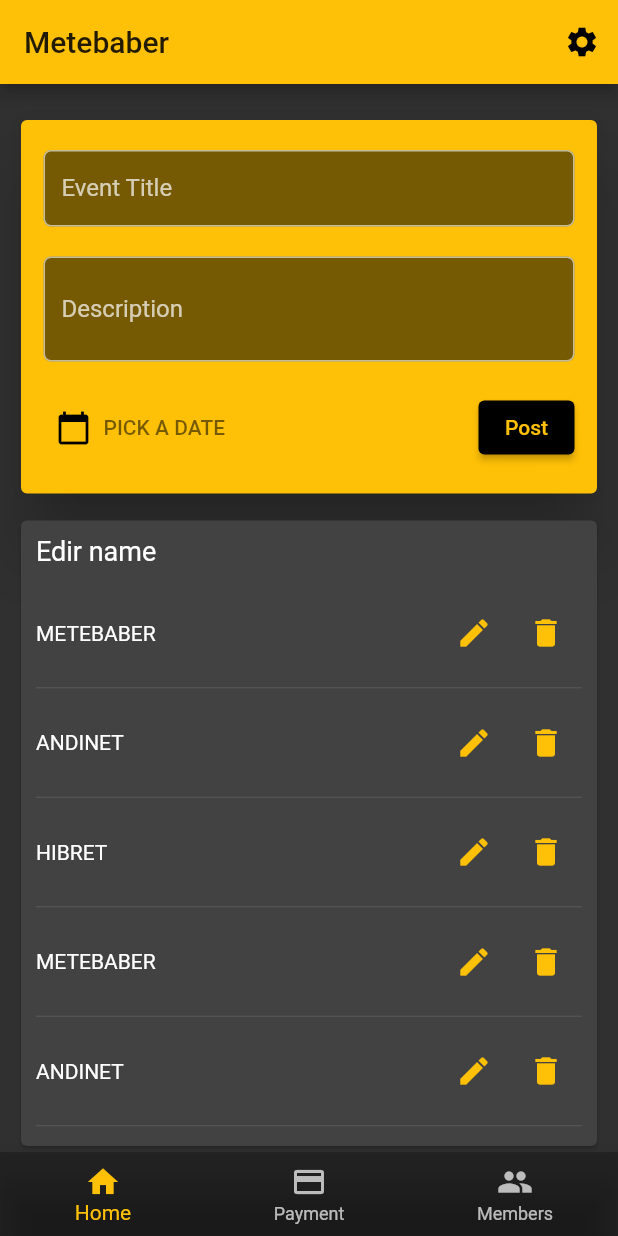
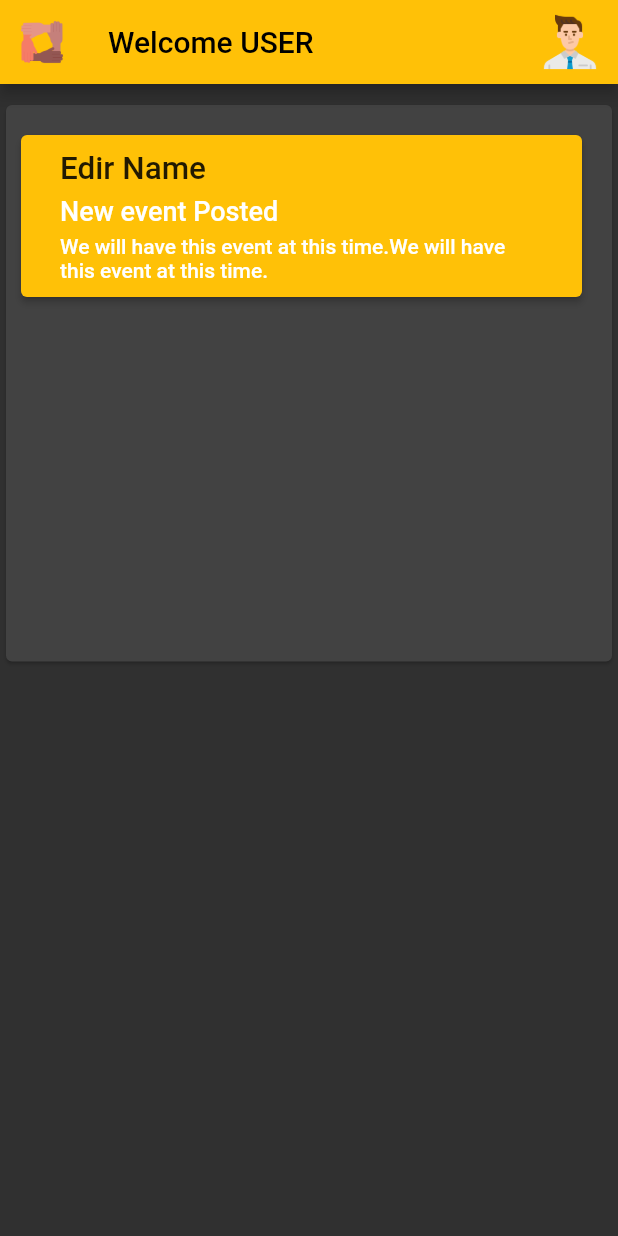
Before and after one commit to runtimeterror-aait/edir_frontend, a Flutter app: the screen it shows after launch, on a phone screen of 412 x 824 dp. Run offline on Flutter 3.47's test engine with Material 2 defaults, Android fonts, the phone set to English and light mode, and no system bars; our stand-ins replace carousel_slider, flutter_svg.

Commit message:
user dashboard

```diff
--- a/lib/presentation/admin/admin_manage_edir/home/admin_home_page.dart
+++ b/lib/presentation/admin/admin_manage_edir/home/admin_home_page.dart
@@ -87,7 +87,7 @@ class _ManageableEdirs extends StatelessWidget {
               onPressed: () {},
               icon: Icon(
                 Icons.delete,
-                color: Colors.amber,
+                color: Colors.red,
               ),
             )
           ],
--- a/lib/presentation/admin/admin_manage_edir/payment/admin_manage_payment_page.dart
+++ b/lib/presentation/admin/admin_manage_edir/payment/admin_manage_payment_page.dart
@@ -86,12 +86,12 @@ class _PaymentMembers extends StatelessWidget with SignInAndRegisterForm {
               },
               icon: Icon(Icons.add),
               label: Text("Add payment"),
-              style: raisedButtonStyle,
+              style: raisedButtonStyleNormal,
             )
           ],
         ),
         SizedBox(
-          height: 15,
+          height: 20,
         )
       ],
     );
--- a/lib/presentation/core/app_widget.dart
+++ b/lib/presentation/core/app_widget.dart
@@ -5,6 +5,7 @@ import 'package:edir/presentation/register/register_page.dart';
 import 'package:edir/presentation/register/widgets/register_form.dart';
 import 'package:edir/presentation/sign_in/sign_in_page.dart';
 import 'package:edir/presentation/splash/splash_page.dart';
+import 'package:edir/presentation/user/dashboard/user_dashboard_page.dart';
 import 'package:flutter/material.dart';
 
 class AppWidget extends StatelessWidget {
@@ -36,7 +37,7 @@ class AppWidget extends StatelessWidget {
   Widget build(BuildContext context) {
     return MaterialApp(
       title: 'edir',
-      home: AdminManageEdirPage(),
+      home: UserDashboardPage(),
       darkTheme: _dark,
       theme: _light,
       themeMode: ThemeMode.dark,
--- a/lib/presentation/core/appbar.dart
+++ b/lib/presentation/core/appbar.dart
@@ -7,6 +7,7 @@ class AppBarSection extends StatelessWidget with PreferredSizeWidget {
       this.elevation = 1,
       this.actions = const []})
       : super(key: key);
+
   final String title;
   List<Widget> actions = [];
   final double elevation;
--- a/lib/presentation/core/signin_and_register_form.dart
+++ b/lib/presentation/core/signin_and_register_form.dart
@@ -5,7 +5,9 @@ abstract class SignInAndRegisterForm {
   final String logoImage = 'assets/images/edir_logo.png';
   final String logoImageWithoutName =
       'assets/images/edir_logo_without_name.png';
+
   final String paymentPageWave = "assets/images/payment_page_wave.png";
+
   final ButtonStyle raisedButtonStyle = ElevatedButton.styleFrom(
     onPrimary: Colors.black87,
     primary: Colors.amber,
@@ -14,4 +16,8 @@ abstract class SignInAndRegisterForm {
       borderRadius: BorderRadius.all(Radius.circular(5)),
     ),
   );
+  final ButtonStyle raisedButtonStyleNormal = ElevatedButton.styleFrom(
+    onPrimary: Colors.black87,
+    primary: Colors.amber,
+  );
 }
--- /dev/null
+++ b/lib/presentation/user/dashboard/user_dashboard_page.dart
@@ -0,0 +1,43 @@
+import 'package:edir/presentation/core/appbar.dart';
+import 'package:edir/presentation/core/signin_and_register_form.dart';
+import 'package:edir/presentation/user/dashboard/widgets/user_dashboard_events_card.dart';
+import 'package:flutter/material.dart';
+
+class UserDashboardPage extends StatefulWidget {
+  const UserDashboardPage({Key? key}) : super(key: key);
+
+  @override
+  _UserDashboardPageState createState() => _UserDashboardPageState();
+}
+
+class _UserDashboardPageState extends State<UserDashboardPage>
+    with SignInAndRegisterForm {
+  @override
+  Widget build(BuildContext context) {
+    return Scaffold(
+      appBar: AppBar(
+        iconTheme: IconThemeData(color: Colors.black),
+        textTheme: Theme.of(context).textTheme.apply(
+              bodyColor: Colors.black,
+            ),
+        title: Text("Welcome USER"),
+        leading: Image.asset(logoImageWithoutName),
+        actions: <Widget>[
+          TextButton(
+            onPressed: () {},
+            child: Image.asset('assets/images/business_man.png'),
+          )
+        ],
+      ),
+      body: Column(
+        children: [
+          SizedBox(
+            height: 10,
+          ),
+          UserDashboardEventsCard(),
+          Spacer(),
+        ],
+      ),
+    );
+  }
+}
--- /dev/null
+++ b/lib/presentation/user/dashboard/widgets/user_dashboard_events_card.dart
@@ -0,0 +1,63 @@
+import 'package:edir/presentation/core/styles.dart';
+import 'package:flutter/material.dart';
+
+class UserDashboardEventsCard extends StatelessWidget with Styles {
+  UserDashboardEventsCard({Key? key}) : super(key: key);
+
+  @override
+  Widget build(BuildContext context) {
+    return Expanded(
+      child: Card(
+        child: Padding(
+          padding: const EdgeInsets.fromLTRB(10, 20, 20, 0),
+          child: ListView(
+            children: [
+              Container(
+                width: double.infinity,
+                child: ElevatedButton(
+                  style: ButtonStyle(
+                      backgroundColor: MaterialStateColor.resolveWith(
+                          (states) => Colors.amber)),
+                  onPressed: () {},
+                  child: Container(
+                    padding: const EdgeInsets.all(10),
+                    child: Column(
+                      crossAxisAlignment: CrossAxisAlignment.start,
+                      children: [
+                        Row(
+                          children: [
+                            Text(
+                              "Edir Name",
+                              style: textStyle_3.copyWith(
+                                  color: MaterialStateColor.resolveWith(
+                                      (states) => Colors.black87)),
+                            )
+                          ],
+                        ),
+                        SizedBox(
+                          height: 5,
+                        ),
+                        Text(
+                          "New event Posted",
+                          style: textStyle_2,
+                        ),
+                        SizedBox(
+                          height: 5,
+                        ),
+                        Text(
+                            "We will have this event at this time.We will have this event at this time.")
+                      ],
+                    ),
+                  ),
+                ),
+              ),
+              SizedBox(
+                height: 10,
+              ),
+            ],
+          ),
+        ),
+      ),
+    );
+  }
+}
```
Also changed, not shown: lib/presentation/admin/admin_manage_edir/members/admin_manage_members_page.dart (+128 -21 lines).
